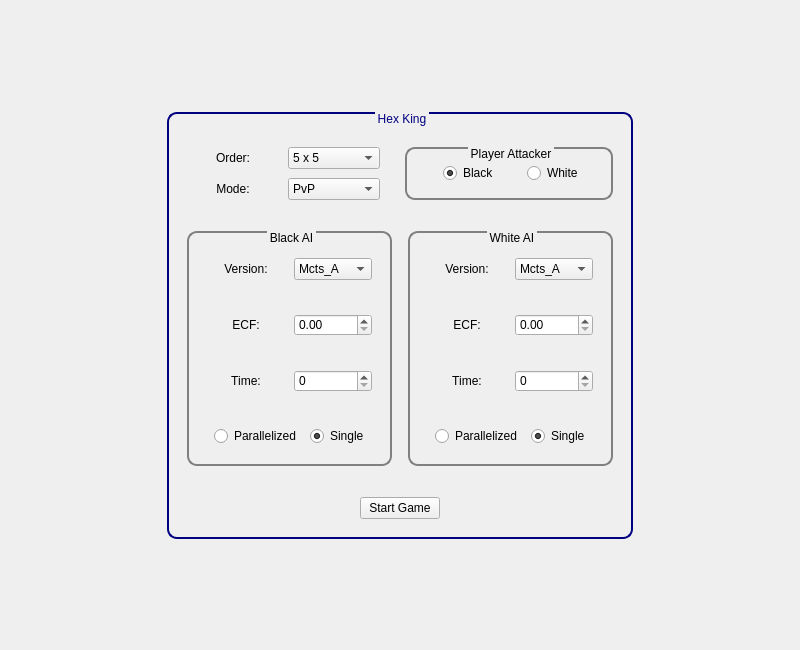
supine0703/HexKing, file Test_1/hex_ui/StartWidget.ui: the form before one commit.
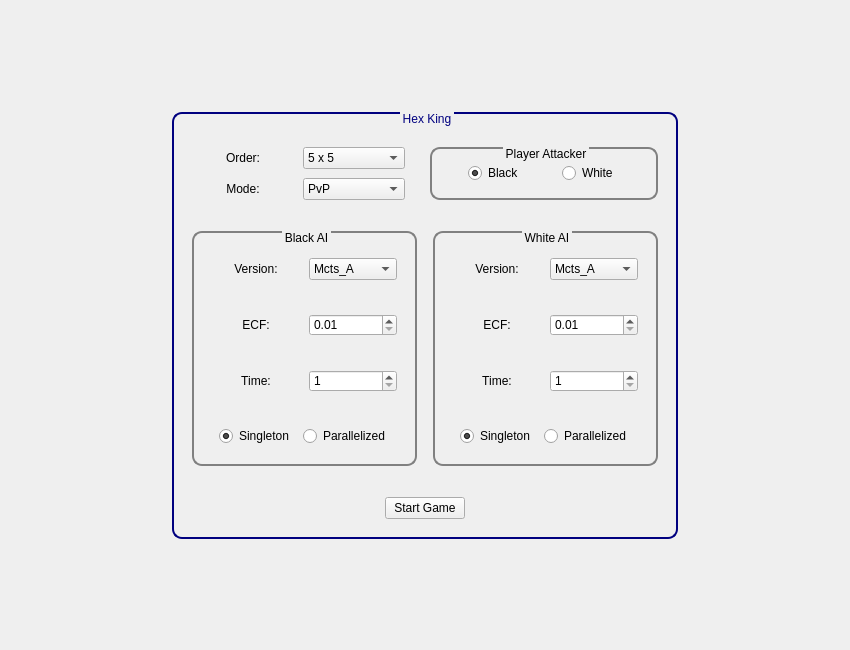
The form after the commit.

Diff of the .ui file:
```diff
--- a/Test_1/hex_ui/StartWidget.ui
+++ b/Test_1/hex_ui/StartWidget.ui
@@ -9,13 +9,13 @@
    <rect>
     <x>0</x>
     <y>0</y>
-    <width>800</width>
+    <width>850</width>
     <height>650</height>
    </rect>
   </property>
   <property name="minimumSize">
    <size>
-    <width>780</width>
+    <width>844</width>
     <height>632</height>
    </size>
   </property>
@@ -386,6 +386,9 @@
                <property name="alignment">
                 <set>Qt::AlignLeading|Qt::AlignLeft|Qt::AlignVCenter</set>
                </property>
+               <property name="minimum">
+                <double>0.010000000000000</double>
+               </property>
                <property name="maximum">
                 <double>2.000000000000000</double>
                </property>
@@ -425,6 +428,12 @@
              </item>
              <item>
               <widget class="QSpinBox" name="b_Time_SpinBox">
+               <property name="alignment">
+                <set>Qt::AlignLeading|Qt::AlignLeft|Qt::AlignVCenter</set>
+               </property>
+               <property name="minimum">
+                <number>1</number>
+               </property>
                <property name="maximum">
                 <number>300</number>
                </property>
@@ -444,31 +453,31 @@
               <number>9</number>
              </property>
              <property name="rightMargin">
-              <number>9</number>
+              <number>16</number>
              </property>
              <property name="bottomMargin">
               <number>9</number>
              </property>
-             <item>
-              <widget class="QRadioButton" name="b_ParallelizedRadio">
-               <property name="text">
-                <string>Parallelized</string>
-               </property>
-               <property name="checked">
-                <bool>false</bool>
-               </property>
-              </widget>
-             </item>
              <item>
               <widget class="QRadioButton" name="b_SingleRadio">
                <property name="text">
-                <string>Single </string>
+                <string>Singleton</string>
                </property>
                <property name="checked">
                 <bool>true</bool>
                </property>
               </widget>
              </item>
+             <item>
+              <widget class="QRadioButton" name="b_ParallelizedRadio">
+               <property name="text">
+                <string>Parallelized</string>
+               </property>
+               <property name="checked">
+                <bool>false</bool>
+               </property>
+              </widget>
+             </item>
             </layout>
            </item>
           </layout>
@@ -566,6 +575,9 @@
              </item>
              <item>
               <widget class="QDoubleSpinBox" name="w_doubleSpin">
+               <property name="minimum">
+                <double>0.010000000000000</double>
+               </property>
                <property name="maximum">
                 <double>2.000000000000000</double>
                </property>
@@ -605,6 +617,9 @@
              </item>
              <item>
               <widget class="QSpinBox" name="w_Time_SpinBox">
+               <property name="minimum">
+                <number>1</number>
+               </property>
                <property name="maximum">
                 <number>300</number>
                </property>
@@ -624,31 +639,31 @@
               <number>9</number>
              </property>
              <property name="rightMargin">
-              <number>9</number>
+              <number>16</number>
              </property>
              <property name="bottomMargin">
               <number>9</number>
              </property>
-             <item>
-              <widget class="QRadioButton" name="w_ParallelizedRadio">
-               <property name="text">
-                <string>Parallelized</string>
-               </property>
-               <property name="checked">
-                <bool>false</bool>
-               </property>
-              </widget>
-             </item>
              <item>
               <widget class="QRadioButton" name="w_SingleRadio">
                <property name="text">
-                <string>Single </string>
+                <string>Singleton</string>
                </property>
                <property name="checked">
                 <bool>true</bool>
                </property>
               </widget>
              </item>
+             <item>
+              <widget class="QRadioButton" name="w_ParallelizedRadio">
+               <property name="text">
+                <string>Parallelized</string>
+               </property>
+               <property name="checked">
+                <bool>false</bool>
+               </property>
+              </widget>
+             </item>
             </layout>
            </item>
           </layout>
```
Left out of the diff: 10 changed lines with no effect on the pictures.
